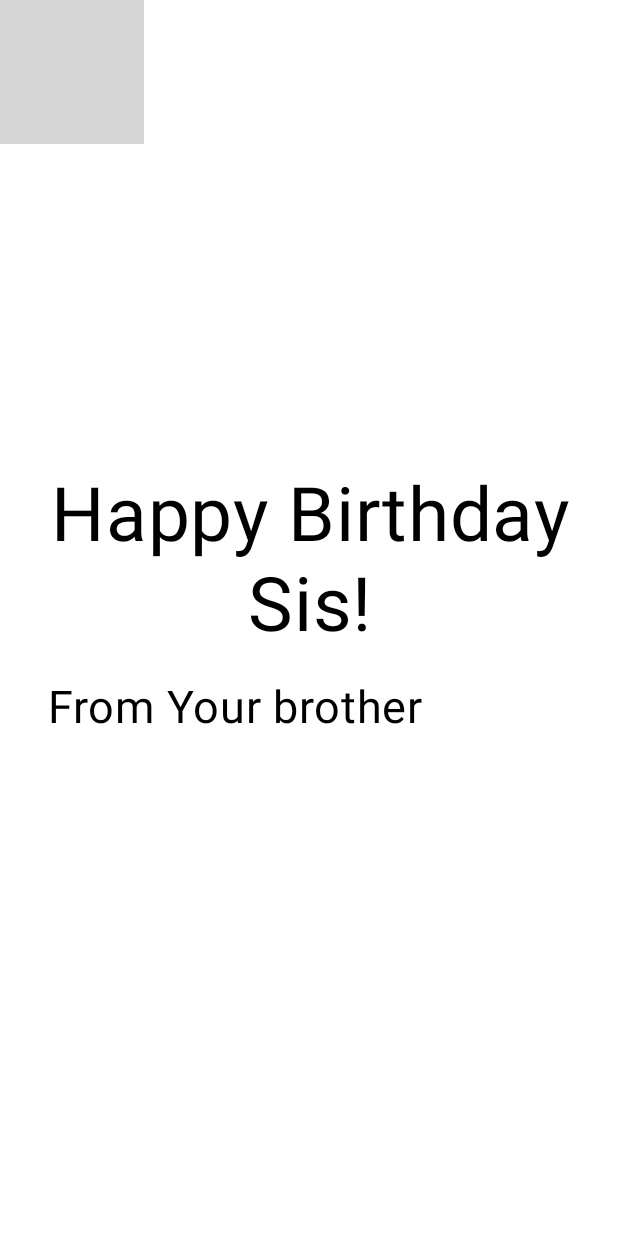
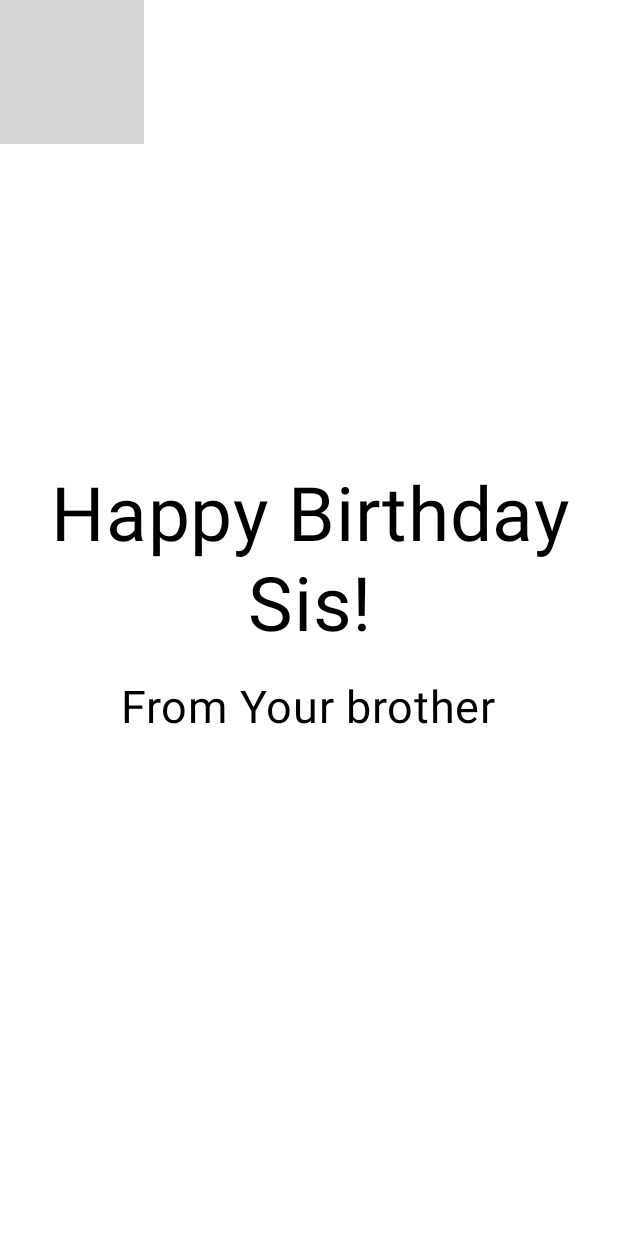
Before and after one commit to sd4483/HappyBirthday, an Android app built with Jetpack Compose: the @Preview function BirthdayCardPreview, on a phone screen of 412 x 824 dp. Run offline under Robolectric (Android 15) with nearby library versions, the phone set to English and light mode, and no system bars; grey boxes are pictures that could not be loaded.

Commit message:
Align greeting signature horizontally in center

```diff
--- a/app/src/main/java/com/example/happybirthday/MainActivity.kt
+++ b/app/src/main/java/com/example/happybirthday/MainActivity.kt
@@ -35,7 +35,8 @@ class MainActivity : ComponentActivity() {
                 ) {
                     GreetingImage(
                         message = "Happy Birthday Sis!",
-                        from = "From Your brother"
+                        from = "From Your brother",
+                        modifier = Modifier.padding(8.dp)
                     )
                 }
             }
@@ -61,7 +62,7 @@ fun GreetingText(message: String, from: String, modifier: Modifier = Modifier) {
             lineHeight = 45.sp,
             modifier = Modifier
                 .padding(16.dp)
-                .align(alignment = Alignment.Start),
+                .align(alignment = Alignment.CenterHorizontally),
         )
     }
 }
```
